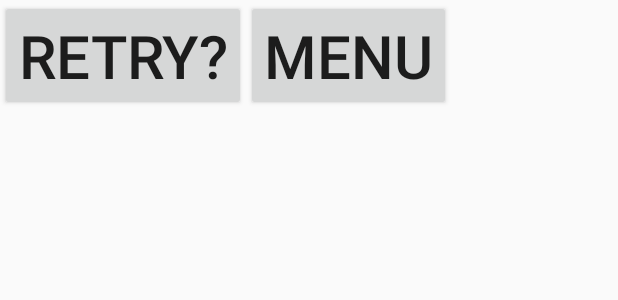
After one commit to ChippZanuff/Saper, an Android app: the layout gameoverbuttons.xml on its own in the app's theme, with its tools: preview values and no code run, on a phone screen of 412 x 824 dp. The commit adds this screen. Shown: the top 300 px of the screen. Run offline under Robolectric (Android 15) with nearby library versions, the phone set to English and light mode, and no system bars.

Commit message:
Fixed bug, which crushed App when buttons needed to create after "game over" on Android 4.1 and lower; a little refactor for code

```diff
--- a/app/src/main/java/com/example/tes/sapper/Board.java
+++ b/app/src/main/java/com/example/tes/sapper/Board.java
@@ -62,7 +62,11 @@ public class Board
 
     public boolean isCellExists(int row, int column)
     {
-        return this.cells.get(row).get(column) != null;
+        if(row >= 0 && row < this.getRows() && column >= 0 && column < this.getNumColumns())
+        {
+            return this.cells.get(row).get(column) != null;
+        }
+        return false;
     }
 
     public boolean isCellOpened(int row, int col)
--- /dev/null
+++ b/app/src/main/res/layout/gameoverbuttons.xml
@@ -0,0 +1,23 @@
+<?xml version="1.0" encoding="utf-8"?>
+<LinearLayout xmlns:android="http://schemas.android.com/apk/res/android"
+              android:orientation="horizontal"
+              android:layout_width="wrap_content"
+              android:layout_height="wrap_content">
+
+    <Button
+        android:layout_width="wrap_content"
+        android:layout_height="wrap_content"
+        android:id="@+id/retry"
+        android:onClick="onClick"
+        android:text="Retry?"
+        android:textSize="40sp"/>
+
+    <Button
+        android:layout_width="wrap_content"
+        android:layout_height="wrap_content"
+        android:id="@+id/menu"
+        android:onClick="onClick"
+        android:text="Menu"
+        android:textSize="40sp"/>
+
+</LinearLayout>
```
Also changed, not shown: app/src/main/java/com/example/tes/sapper/GameActivity.java (+9 -34 lines), app/src/main/java/com/example/tes/sapper/GameMechanics.java (+10 -8 lines).
